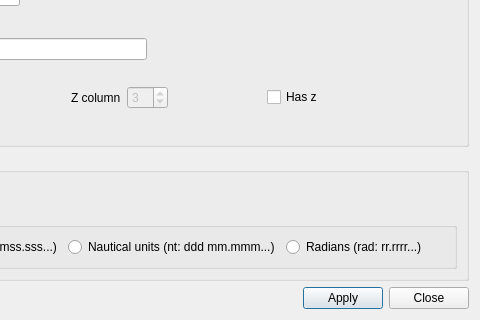
MartinHvidberg/kmstrans_fra_SDFE_SEQ200131, file UI/Dialog_settings_f2f.ui: the form before one commit; both pictures show x 345 to 825 and y 278 to 598 of the 825 by 598 pixel window.
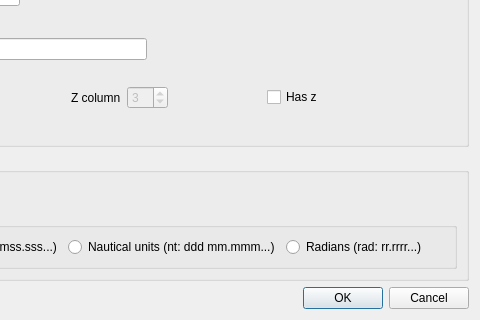
The form after the commit.

Commit message: Serialized TEXT/KMS settings dialog - makes the setup more intuitive

The edit to the form file:
```diff
--- a/UI/Dialog_settings_f2f.ui
+++ b/UI/Dialog_settings_f2f.ui
@@ -413,7 +413,7 @@
         <string>Click to apply changes</string>
        </property>
        <property name="text">
-        <string>Apply</string>
+        <string>OK</string>
        </property>
       </widget>
      </item>
@@ -429,7 +429,7 @@
         <string>Press to apply changes and close</string>
        </property>
        <property name="text">
-        <string>Close</string>
+        <string>Cancel</string>
        </property>
       </widget>
      </item>
```
Left out of the diff: 4 changed lines with no effect on the pictures. The commit also changes 3 other files.
